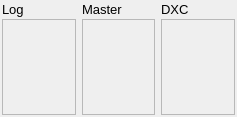
First picture: the form in qsourcelogger/data/checkwindow.ui, repository kyleboyle/not1mm, before the edit.
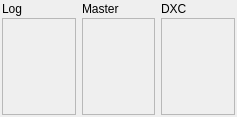
Second picture: the form after the edit.

The edit to the form file:
```diff
--- a/qsourcelogger/data/checkwindow.ui
+++ b/qsourcelogger/data/checkwindow.ui
@@ -122,11 +122,6 @@
     </item>
     <item row="0" column="0">
      <widget class="QLabel" name="logListLabel">
-      <property name="font">
-       <font>
-        <pointsize>10</pointsize>
-       </font>
-      </property>
       <property name="text">
        <string>Log</string>
       </property>
@@ -134,11 +129,6 @@
     </item>
     <item row="0" column="1">
      <widget class="QLabel" name="masterListLabel">
-      <property name="font">
-       <font>
-        <pointsize>10</pointsize>
-       </font>
-      </property>
       <property name="text">
        <string>Master</string>
       </property>
@@ -146,11 +136,6 @@
     </item>
     <item row="0" column="2">
      <widget class="QLabel" name="telnetListLabel">
-      <property name="font">
-       <font>
-        <pointsize>10</pointsize>
-       </font>
-      </property>
       <property name="text">
        <string>DXC</string>
       </property>
```
